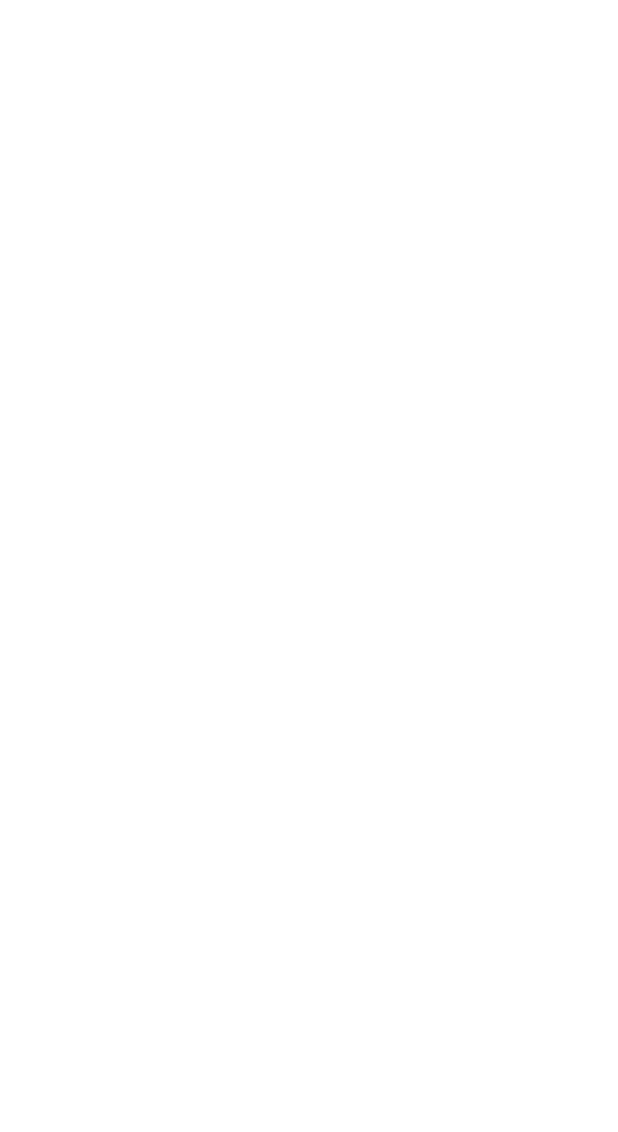
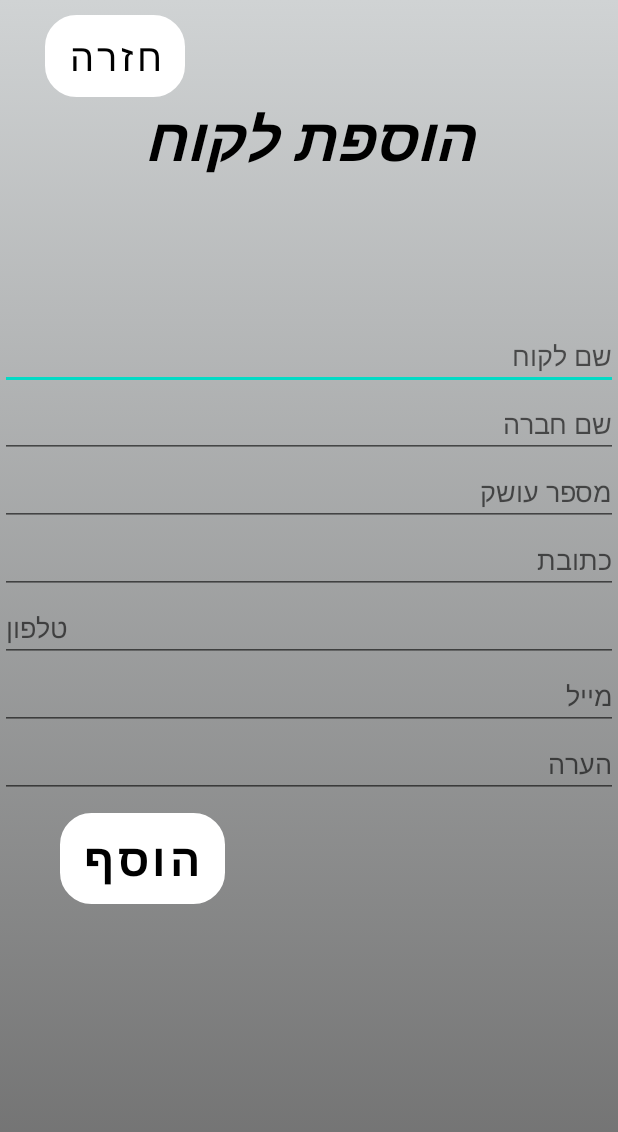
Before and after one commit to mahdish95/InventoryApplication, an Android app: the AddItemActivity screen opened directly, with no data from a screen before it, on a phone screen of 412 x 824 dp. Before the commit the part shown is empty. Shown: the top 1132 px of the screen. Run offline under Robolectric (Android 15) with nearby library versions, the phone set to English and light mode, and no system bars.

Commit message:
add AddItemActivity

```diff
--- a/InventoryApplication/app/src/main/res/layout/activity_add_item.xml
+++ b/InventoryApplication/app/src/main/res/layout/activity_add_item.xml
@@ -1,9 +1,103 @@
 <?xml version="1.0" encoding="utf-8"?>
-<androidx.constraintlayout.widget.ConstraintLayout xmlns:android="http://schemas.android.com/apk/res/android"
+<RelativeLayout xmlns:android="http://schemas.android.com/apk/res/android"
     xmlns:app="http://schemas.android.com/apk/res-auto"
     xmlns:tools="http://schemas.android.com/tools"
     android:layout_width="match_parent"
     android:layout_height="match_parent"
+    android:background="@drawable/gradient_background"
     tools:context=".AddItemActivity">
 
-</androidx.constraintlayout.widget.ConstraintLayout>
+
+    <Button
+        android:id="@+id/back_button"
+        android:layout_width="wrap_content"
+        android:layout_height="wrap_content"
+        android:layout_alignParentLeft="true"
+        android:layout_marginTop="10dp"
+        android:layout_marginLeft="30dp"
+        android:background="@drawable/menubuttonstyle"
+        app:backgroundTint="@color/white"
+        android:text="חזרה"
+        android:textColor="@color/black"
+        android:textSize="25sp"/>
+
+    <TextView
+        android:layout_width="wrap_content"
+        android:layout_height="wrap_content"
+        android:layout_below="@id/back_button"
+        android:layout_centerHorizontal="true"
+        android:text=" הוספת לקוח "
+        android:textColor="@color/black"
+        android:textStyle="italic|bold"
+        android:textSize="40sp"/>
+
+    <LinearLayout
+        android:layout_marginTop="150dp"
+        android:orientation="vertical"
+        android:layout_width="match_parent"
+        android:layout_height="wrap_content"
+        android:layout_below="@id/back_button"
+        android:layout_centerVertical="true"
+        android:layout_centerHorizontal="true">
+        <EditText
+            android:layout_width="match_parent"
+            android:layout_height="wrap_content"
+            android:hint="שם לקוח"
+            android:inputType="text"
+            android:id="@+id/CustomerNameET"/>
+        <EditText
+            android:layout_width="match_parent"
+            android:layout_height="wrap_content"
+            android:hint="שם חברה"
+            android:inputType="text"
+            android:id="@+id/CustomerCompanyET"/>
+        <EditText
+            android:layout_width="match_parent"
+            android:layout_height="wrap_content"
+            android:hint="מספר עושק"
+            android:inputType="number"
+            android:id="@+id/CustomerCompanyNumberET"/>
+        <EditText
+            android:layout_width="match_parent"
+            android:layout_height="wrap_content"
+            android:hint="כתובת"
+            android:inputType="number"
+            android:id="@+id/CustomerAddressET"/>
+        <EditText
+            android:layout_width="match_parent"
+            android:layout_height="wrap_content"
+            android:hint="טלפון"
+            android:inputType="phone"
+            android:id="@+id/CustomerPhoneET"/>
+        <EditText
+            android:layout_width="match_parent"
+            android:layout_height="wrap_content"
+            android:hint="מייל"
+            android:inputType="textEmailAddress"
+            android:id="@+id/CustomerEmailET"/>
+        <EditText
+            android:layout_width="match_parent"
+            android:layout_height="wrap_content"
+            android:hint="הערה"
+            android:inputType="text"
+            android:id="@+id/CustomerNoteET"/>
+
+        <Button
+            android:id="@+id/add_customer_button"
+            android:layout_width="wrap_content"
+            android:layout_height="wrap_content"
+            android:layout_marginTop="10dp"
+            android:background="@drawable/menubuttonstyle"
+            app:backgroundTint="@color/white"
+            android:text="הוסף"
+            android:textStyle="bold"
+            android:layout_marginRight="40dp"
+            android:layout_marginLeft="40dp"
+            android:textColor="@color/black"
+            android:textSize="30sp"/>
+
+    </LinearLayout>
+
+
+
+</RelativeLayout>
```
